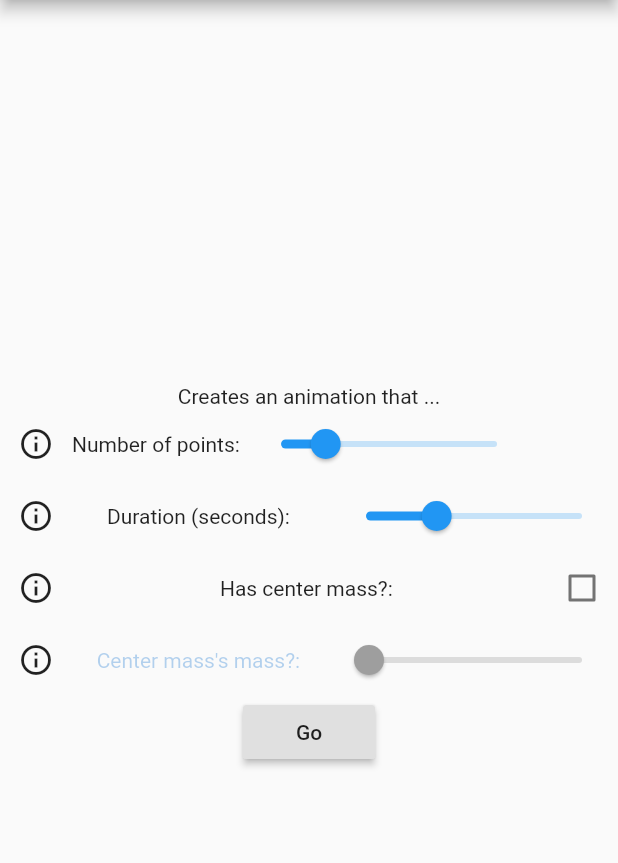
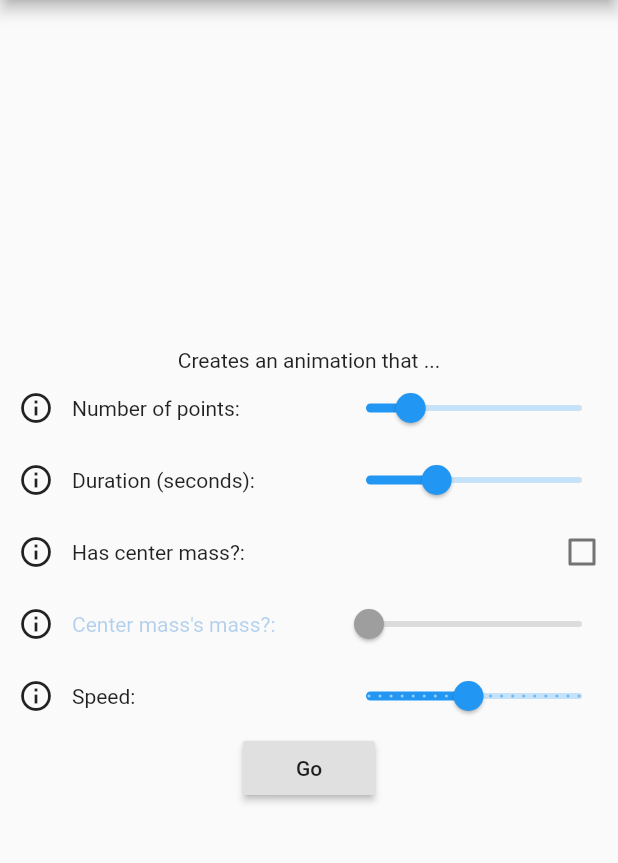
Before and after one commit to afitz0/particle-animation, a Flutter app: the screen it shows after launch, on a phone screen of 412 x 824 dp, the part 84-947 px from its top. Run offline on Flutter 3.47's test engine with Material 2 defaults, Android fonts, the phone set to English and light mode, and no system bars.

Commit message:
Add spacers to the form and add speed option.

```diff
--- a/lib/main.dart
+++ b/lib/main.dart
@@ -9,21 +9,17 @@ import 'package:particles/helper_dialog.dart';
 
 List<Star> stars;
 
-const double viewportSize = 400;
-// const int numStars = 100;
 const double mass = 1;
 
 /// pixel distance at which force won't apply
 const int shield = 1;
 
 /// Constant to control how stong the force is. Higher effectively means faster.
+/// In a "real" simulation, this would be 6.67430 * 10^−11.
 const double gravConstant = 2;
 
 /// Size of the star icon
 const double starSize = 18.0;
-
-/// Speed.
-const double speed = 0.75;
 
 // void main() => runApp(MyApp());
 void main() => runApp(MaterialApp(
@@ -48,8 +44,9 @@ class ConfigState extends State<Config> {
 
   double inputNumberParticles = 100;
   double inputDurationSeconds = 20;
-  bool hasCenterMass = false;
-  double centerMassMass = 1;
+  bool inputHasCenterMass = false;
+  double inputCenterMass = 1;
+  double inputSpeed = 0.05;
 
   @override
   Widget build(BuildContext context) {
@@ -73,6 +70,7 @@ class ConfigState extends State<Config> {
                         "slow down quickly. Anecdotally, ~1,000 is the max for a " +
                         "reasonable animation."),
                 Text("Number of points: "),
+                Spacer(flex: 1),
                 Slider(
                   value: inputNumberParticles,
                   min: countMin,
@@ -95,6 +93,7 @@ class ConfigState extends State<Config> {
                 HelperDialog(
                     text: "How long should the animation last. Unit: seconds."),
                 Text("Duration (seconds): "),
+                Spacer(flex: 1),
                 Slider(
                   value: inputDurationSeconds,
                   min: durationMin,
@@ -105,12 +104,12 @@ class ConfigState extends State<Config> {
                     });
                   },
                   label: "${inputDurationSeconds.toInt()}",
-                  divisions: (durationMax-1).toInt(),
+                  divisions: (durationMax - 1).toInt(),
                 ),
               ],
             ),
 
-            // Check center mass?
+            // Has center mass?
             Row(
               mainAxisAlignment: MainAxisAlignment.spaceBetween,
               children: <Widget>[
@@ -119,11 +118,12 @@ class ConfigState extends State<Config> {
                         "Enabling this option will create a single point at the " +
                         "center of the viewport with a unique mass (see next option)."),
                 Text("Has center mass?: "),
+                Spacer(flex: 1),
                 Checkbox(
-                  value: hasCenterMass,
+                  value: inputHasCenterMass,
                   onChanged: (bool value) {
                     setState(() {
-                      hasCenterMass = value;
+                      inputHasCenterMass = value;
                     });
                   },
                 )
@@ -141,23 +141,50 @@ class ConfigState extends State<Config> {
                 Text(
                   "Center mass's mass?: ",
                   style: TextStyle(
-                      color: hasCenterMass
+                      color: inputHasCenterMass
                           ? Colors.black
                           : Theme.of(context).primaryColorDark.withAlpha(0x52)),
                 ),
+                Spacer(flex: 1),
                 Slider(
-                  value: centerMassMass,
+                  value: inputCenterMass,
                   min: 1.0,
                   max: 100.0,
-                  onChanged: hasCenterMass
+                  onChanged: inputHasCenterMass
                       ? (double value) {
                           setState(() {
-                            centerMassMass = value;
+                            inputCenterMass = value;
                           });
                         }
                       : null,
-                  label: "${centerMassMass.toInt()}",
+                  label: "${inputCenterMass.toInt()}",
                   divisions: 99,
+                ),
+              ],
+            ),
+
+            // Speed of animation.
+            Row(
+              mainAxisAlignment: MainAxisAlignment.spaceBetween,
+              children: <Widget>[
+                HelperDialog(
+                  text: "Defines how fast the animation runs. In terms of the " +
+                      "calculations, this is a multiplier on how much force each " +
+                      "point applies on each other one.",
+                ),
+                Text("Speed: "),
+                Spacer(flex: 1),
+                Slider(
+                  value: inputSpeed,
+                  min: 0.005,
+                  max: 0.1,
+                  onChanged: (double value) {
+                    setState(() {
+                      inputSpeed = value;
+                    });
+                  },
+                  label: "${(inputSpeed * 100).toStringAsFixed(1)}",
+                  divisions: 19,
                 ),
               ],
             ),
@@ -167,12 +194,14 @@ class ConfigState extends State<Config> {
               child: Text("Go"),
               onPressed: () {
                 Navigator.of(context).push(MaterialPageRoute(
-                    builder: (context) => Particles(
-                          numParticles: inputNumberParticles.floor(),
-                          seconds: inputDurationSeconds.floor(),
-                          useCenterMass: hasCenterMass,
-                          centerMassWeight: centerMassMass,
-                        )));
+                  builder: (context) => Particles(
+                    numParticles: inputNumberParticles.floor(),
+                    seconds: inputDurationSeconds.floor(),
+                    useCenterMass: inputHasCenterMass,
+                    centerMassWeight: inputCenterMass,
+                    speed: inputSpeed,
+                  ),
+                ));
               },
             )
           ],
@@ -187,13 +216,15 @@ class Particles extends StatefulWidget {
   final int seconds;
   final double centerMassWeight;
   final bool useCenterMass;
+  final double speed;
 
   const Particles(
       {Key key,
       this.numParticles,
       this.seconds,
       this.centerMassWeight,
-      this.useCenterMass})
+      this.useCenterMass,
+      this.speed})
       : super(key: key);
 
   @override
@@ -202,6 +233,9 @@ class Particles extends StatefulWidget {
 
 class ParticlesState extends State<Particles>
     with SingleTickerProviderStateMixin {
+  /// Used mainly to determine starting locations. I'm sure there's a better way to do this.
+  final double viewportSize = 400;
+
   List<Animation<Point<double>>> animations;
   AnimationController controller;
 
@@ -233,7 +267,8 @@ class ParticlesState extends State<Particles>
     );
 
     animations = List.generate(widget.numParticles, (index) {
-      return MyAnimatable(id: index, numStars: widget.numParticles)
+      return MyAnimatable(
+              id: index, numStars: widget.numParticles, speed: widget.speed)
           .animate(controller);
     });
 
@@ -313,8 +348,9 @@ class AnimatedStar extends AnimatedWidget {
 class MyAnimatable extends Animatable<Point<double>> {
   final int id;
   final int numStars;
+  final double speed;
 
-  MyAnimatable({this.id, this.numStars});
+  MyAnimatable({this.id, this.numStars, this.speed});
 
   // As I understand it, transform is given (nominally), the % through the animation that we are.
   @override
```
